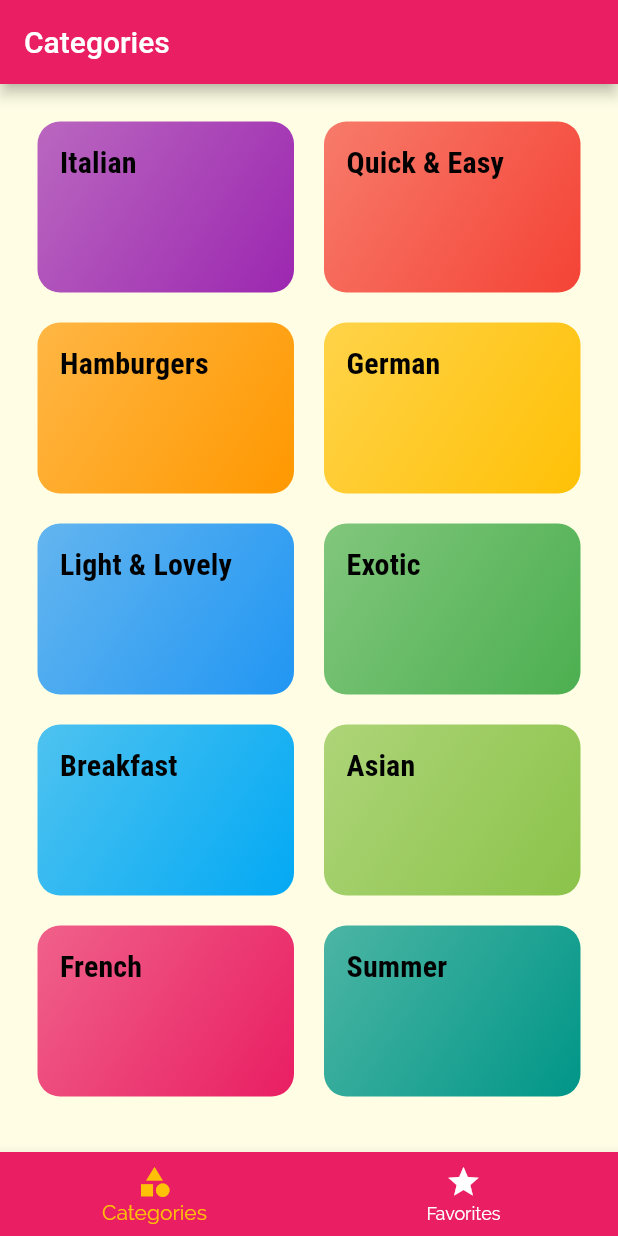
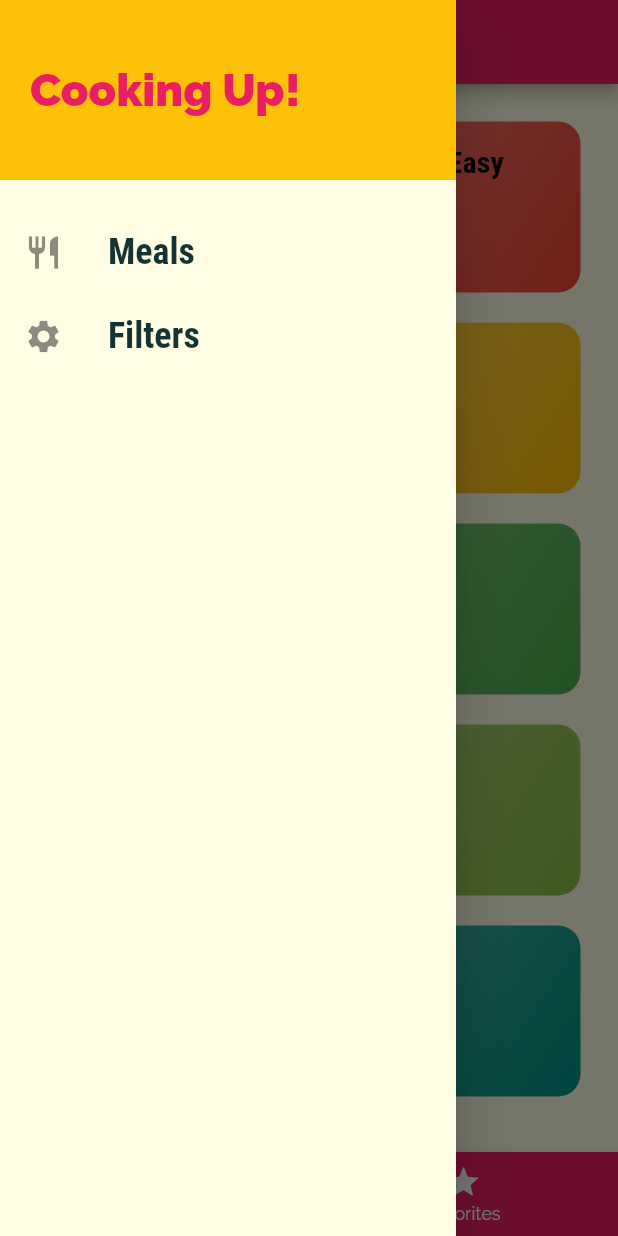
Before and after one commit to rholibobo/meals-app, a Flutter app: the screen it shows after launch, with the side drawer open (before the commit the screen has no drawer), on a phone screen of 412 x 824 dp. Run offline on Flutter 3.47's test engine with Material 2 defaults, Android fonts, the phone set to English and light mode, and no system bars.

Commit message:
Routing screens

```diff
--- a/lib/main.dart
+++ b/lib/main.dart
@@ -1,6 +1,7 @@
 // ignore_for_file: prefer_const_constructors
 
 import 'package:flutter/material.dart';
+import '../screens/filters_screen.dart';
 import './screens/tabs_screen.dart';
 
 import './screens/meal_detail_screen.dart';
@@ -47,6 +48,7 @@ class MyApp extends StatelessWidget {
         '/': (ctx) => TabsScreen(),
         CategoryMealScreen.routeName: (ctx) => CategoryMealScreen(),
         MealDetailScreen.routeName: (ctx) => MealDetailScreen(),
+        FilterScreen.routeName: (ctx) => FilterScreen(),
       },
       // onGenerateRoute: (settings) {
       //   return MaterialPageRoute(builder: (ctx) => CategoriesScreen());
--- /dev/null
+++ b/lib/screens/filters_screen.dart
@@ -0,0 +1,23 @@
+// ignore_for_file: prefer_const_constructors
+
+import 'package:flutter/material.dart';
+import '../widgets/main_drawer.dart';
+
+class FilterScreen extends StatelessWidget {
+  const FilterScreen({super.key});
+
+  static const routeName = '/filters';
+
+  @override
+  Widget build(BuildContext context) {
+    return Scaffold(
+      appBar: AppBar(
+        title: Text('Your Filters'),
+      ),
+      drawer: MainDrawer(),
+      body: Center(
+        child: Text('Filters!'),
+      ),
+    );
+  }
+}
--- a/lib/screens/tabs_screen.dart
+++ b/lib/screens/tabs_screen.dart
@@ -1,6 +1,7 @@
 // ignore_for_file: prefer_const_constructors, prefer_const_literals_to_create_immutables
 
 import 'package:flutter/material.dart';
+import '../widgets/main_drawer.dart';
 import '../screens/favorites_screen.dart';
 import '../screens/categories_screen.dart';
 
@@ -30,6 +31,7 @@ class _TabsScreenState extends State<TabsScreen> {
       appBar: AppBar(
         title: Text(_pages[_selectedPageIndex]['title'] as String),
       ),
+      drawer: MainDrawer(),
       body: _pages[_selectedPageIndex]['page'] as Widget,
       bottomNavigationBar: BottomNavigationBar(
           onTap: _selectPage,
--- /dev/null
+++ b/lib/widgets/main_drawer.dart
@@ -0,0 +1,60 @@
+// ignore_for_file: prefer_const_constructors
+
+import 'package:flutter/material.dart';
+import '../screens/filters_screen.dart';
+
+class MainDrawer extends StatelessWidget {
+  const MainDrawer({super.key});
+
+  Widget buildListTile(String title, IconData icon, VoidCallback tapHandler) {
+    return ListTile(
+      leading: Icon(
+        icon,
+        size: 26,
+      ),
+      title: Text(
+        title,
+        style: TextStyle(
+          fontFamily: 'RobotoCondensed',
+          fontSize: 24,
+          fontWeight: FontWeight.bold,
+        ),
+      ),
+      onTap: tapHandler,
+    );
+  }
+
+  @override
+  Widget build(BuildContext context) {
+    return Drawer(
+      child: Column(
+        children: <Widget>[
+          Container(
+            height: 120,
+            width: double.infinity,
+            padding: const EdgeInsets.all(20),
+            color: Theme.of(context).colorScheme.secondary,
+            alignment: Alignment.centerLeft,
+            child: const Text(
+              'Cooking Up!',
+              style: TextStyle(
+                fontWeight: FontWeight.w900,
+                fontSize: 30,
+                color: Colors.pink,
+              ),
+            ),
+          ),
+          const SizedBox(
+            height: 20,
+          ),
+          buildListTile('Meals', Icons.restaurant, () {
+            Navigator.of(context).pushReplacementNamed('/');
+          }),
+          buildListTile('Filters', Icons.settings, () {
+            Navigator.of(context).pushReplacementNamed(FilterScreen.routeName);
+          }),
+        ],
+      ),
+    );
+  }
+}
```
